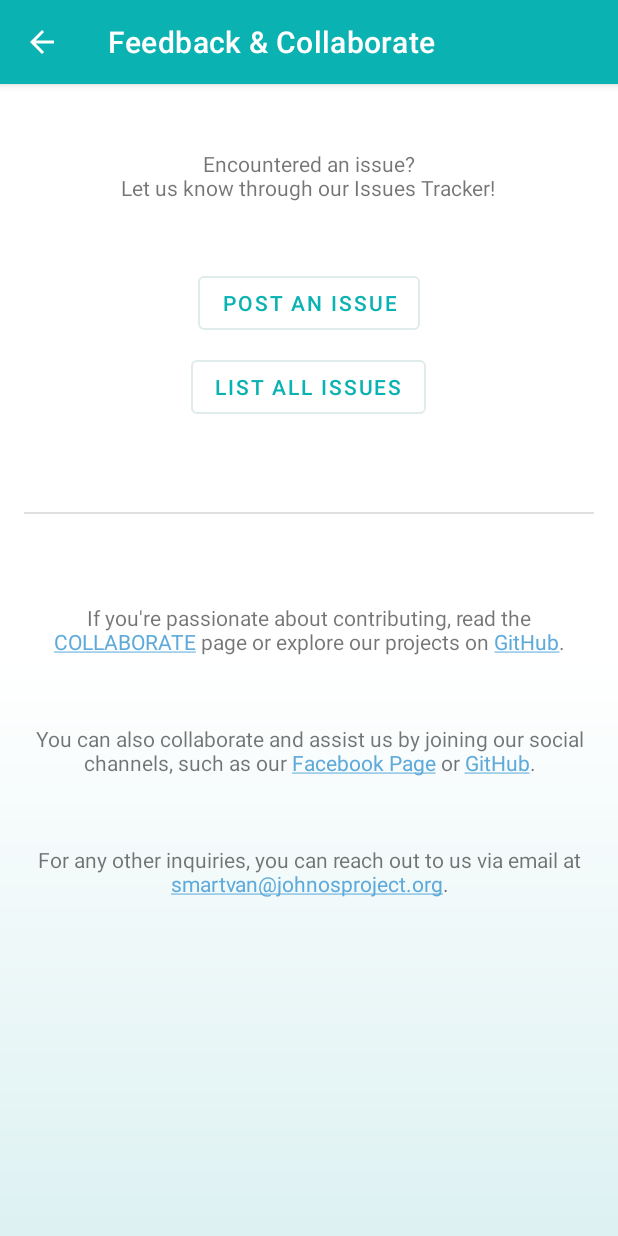
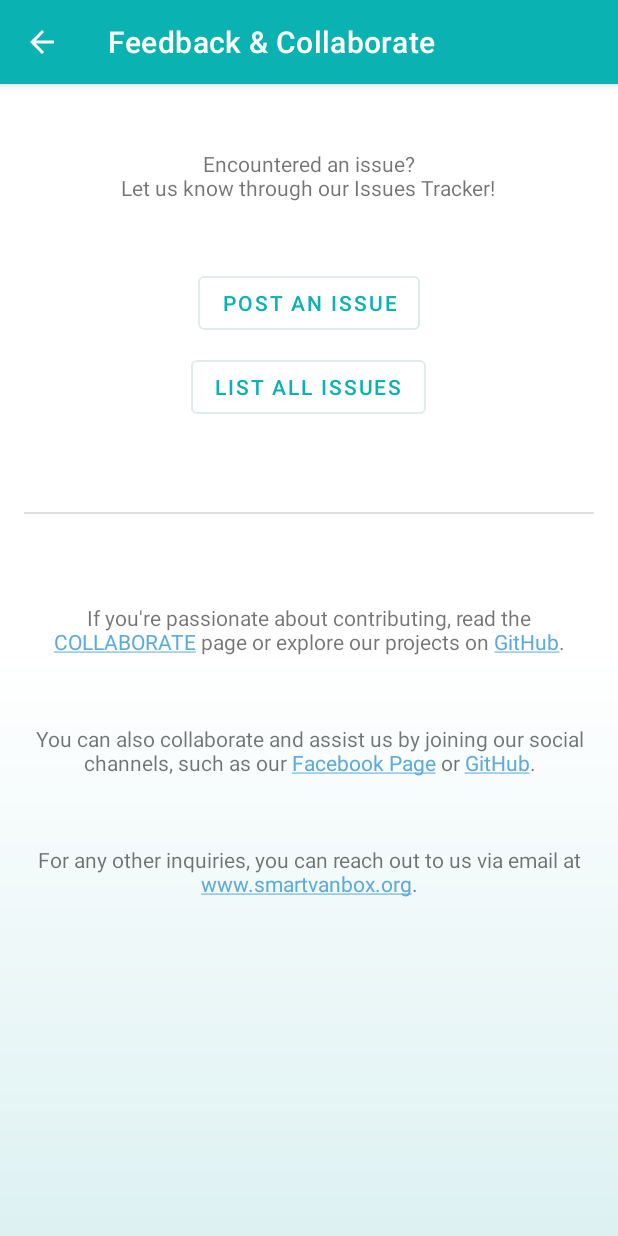
Before and after one commit to Smart-Van-2-0/com.robypomper.smartvan.app.android, an Android app: the SVFeedbackActivity screen opened directly, with no data from a screen before it, on a phone screen of 412 x 824 dp. Run offline under Robolectric (Android 15) with nearby library versions, the phone set to English and light mode, and no system bars.

Commit message:
refactor(All): Replaced SV Project url
Replaced old url 'smartvan.johnosproject.org' with the new one 'www.smartvanbox.org'

```diff
--- a/app/src/main/java/com/robypomper/smartvan/smart_van/android/activities/SVObjectSpecsActivity.java
+++ b/app/src/main/java/com/robypomper/smartvan/smart_van/android/activities/SVObjectSpecsActivity.java
@@ -202,7 +202,7 @@ public class SVObjectSpecsActivity extends BaseRemoteObjectActivity {
             path = "specs/" + path.toLowerCase();
         }
         path = path.replace("iot box", "iot");
-        specGroupUrl = "https://smartvan.johnosproject.org/docs/" + path;
+        specGroupUrl = "https://www.smartvanbox.org/docs/" + path;
     }
 
     private void goToBack() {
--- a/app/src/main/res/values/strings_activity_svabout.xml
+++ b/app/src/main/res/values/strings_activity_svabout.xml
@@ -4,8 +4,8 @@
     <string name="activity_svabout_txt_version_placeholder">Version %s</string>
     <string name="activity_svabout_txt_description">The Smart Van 4 Android application is part of the SmartVan project. This application is the main user interface to monitor and control a SmartVan Box.</string>
     <string name="activity_svabout_txt_open_source">The Smart Van project, like the Smart Van 4 Android application are released with ❤️️ as Open Source.</string>
-    <string name="activity_svabout_txt_sv_website"><a href="https://smartvan.johnosproject.org">SmartVan official WebSite</a></string>
-    <string name="activity_svabout_txt_app_website"><a href="https://smartvan.johnosproject.org/docs/software/sv_mobile_app/android">Application WebPage</a></string>
+    <string name="activity_svabout_txt_sv_website"><a href="https://www.smartvanbox.org">SmartVan official WebSite</a></string>
+    <string name="activity_svabout_txt_app_website"><a href="https://www.smartvanbox.org/docs/software/sv_mobile_app/android">Application WebPage</a></string>
     <string name="activity_svabout_txt_git_organization" tools:ignore="TypographyDashes"><a href="https://github.com/Smart-Van-2-0">Source Code Repos</a></string>
     <string name="activity_svabout_txt_app_licence" tools:ignore="TypographyDashes"><a href="https://raw.githubusercontent.com/Smart-Van-2-0/com.robypomper.smartvan.app.android/main/LICENCE.md">Application Licence</a></string>
     <string name="activity_svabout_txt_os_dependencies" tools:ignore="TypographyDashes"><a href="https://raw.githubusercontent.com/Smart-Van-2-0/com.robypomper.smartvan.app.android/main/LICENCE_OTHERS.md">Open Source Dependencies</a></string>
--- a/app/src/main/res/values/strings_activity_svfeedback.xml
+++ b/app/src/main/res/values/strings_activity_svfeedback.xml
@@ -6,7 +6,7 @@
     <string name="activity_svfeedback_btn_issues_list">List All Issues</string>
     <string name="activity_svfeedback_link_issues_list" tools:ignore="TypographyDashes">https://github.com/Smart-Van-2-0/collaborate/issues</string>
 
-    <string name="activity_svfeedback_txt_collaborate">If you\'re passionate about contributing, read the <a href="https://smartvan.johnosproject.org/collaborate">COLLABORATE</a> page or explore our projects on <a href="https://github.com/Smart-Van-2-0">GitHub</a>.</string>
+    <string name="activity_svfeedback_txt_collaborate">If you\'re passionate about contributing, read the <a href="https://www.smartvanbox.org/collaborate">COLLABORATE</a> page or explore our projects on <a href="https://github.com/Smart-Van-2-0">GitHub</a>.</string>
     <string name="activity_svfeedback_txt_follow">You can also collaborate and assist us by joining our social channels, such as our <a href="https://www.facebook.com/profile.php?id=100095337571720">Facebook Page</a> or <a href="https://github.com/Smart-Van-2-0">GitHub</a>.</string>
-    <string name="activity_svfeedback_txt_reach_us_email">For any other inquiries, you can reach out to us via email at <a href="mailto:smartvan@johnosproject.org">smartvan@johnosproject.org</a>.</string>
+    <string name="activity_svfeedback_txt_reach_us_email">For any other inquiries, you can reach out to us via email at <a href="mailto:www.smartvanbox.org">www.smartvanbox.org</a>.</string>
 </resources>
--- a/app/src/main/res/values/strings_activity_svmain.xml
+++ b/app/src/main/res/values/strings_activity_svmain.xml
@@ -8,7 +8,7 @@
         The entire project, like the current application, is under heavy development and updates are released frequently.&lt;br/&gt;
         So, if you want to stay up to date, please visit the project website at:&lt;br/&gt;
         &lt;br/&gt;
-        &lt;a href=\"https://smartvan.johnosproject.org\"&gt;smartvan.johnosproject.org&lt;/a&gt;
+        &lt;a href=\"https://www.smartvanbox.org\"&gt;www.smartvanbox.org&lt;/a&gt;
     </string>
 
     <string name="activity_svmain_navigation_drawer_title_placeholder">{SVBox Name}</string>
```
Also changed, not shown: 2 other files.
